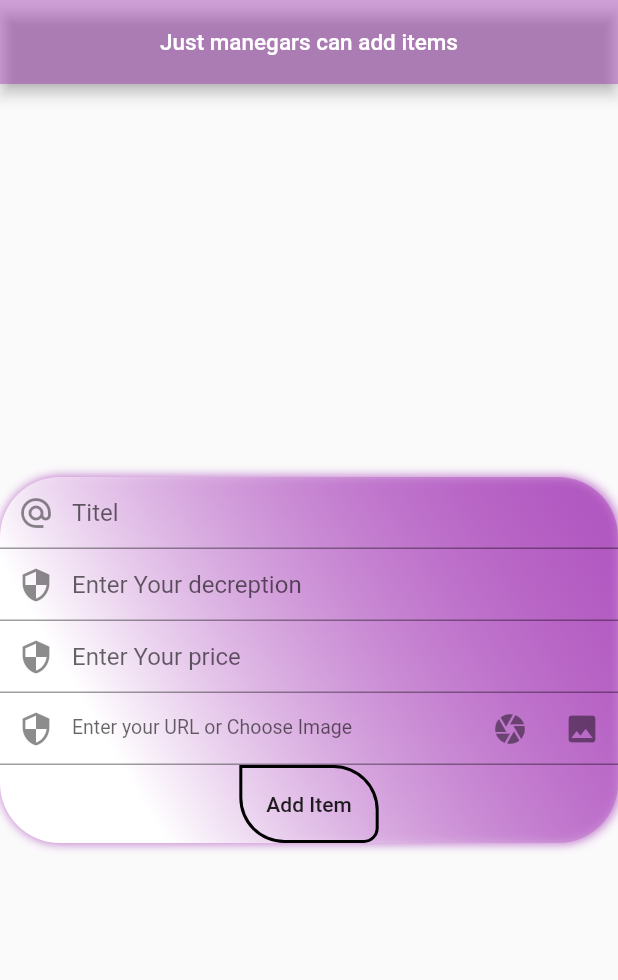
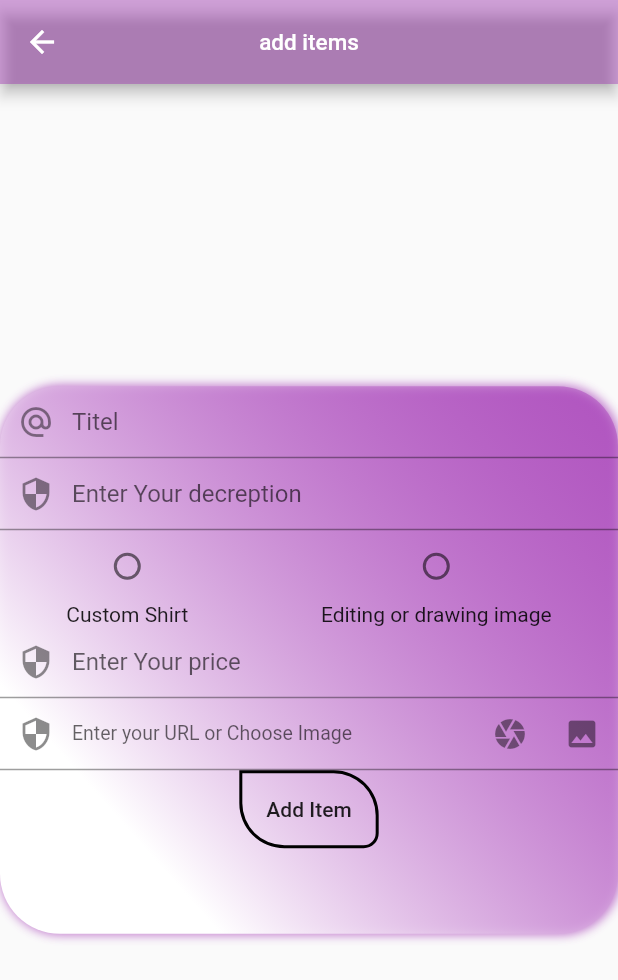
Before and after one commit to Mohamad-Hraytani/stars, a Flutter app: the ADDItem screen opened directly, on a phone screen of 412 x 824 dp. Shown: the top 980 px of the screen. Run offline on Flutter 3.47's test engine with Material 2 defaults, Android fonts, the phone set to English and light mode, and no system bars; our stand-ins replace curved_navigation_bar, firebase_core, firebase_database, firebase_storage, flutter_colorpicker, image_gallery_saver and 5 more; missing offline and left inert: flutter_stripe, page_view_indicator, painter; accounts and stored records are empty.

Commit message:
last ubdate 14//11

```diff
--- a/lib/ShopApp/Add.dart
+++ b/lib/ShopApp/Add.dart
@@ -19,13 +19,8 @@ class _ADDItemState extends State<ADDItem> {
   var t2 = TextEditingController();
   var t3 = TextEditingController();
   var t4 = TextEditingController();
-  var t5 = TextEditingController();
 
-  void initState() {
-    super.initState();
-    t5.text = 'text.t4';
-  }
-
+  int type_order = 2;
   final one = FocusNode();
   final two = FocusNode();
   final three = FocusNode();
@@ -34,6 +29,16 @@ class _ADDItemState extends State<ADDItem> {
 
   File f;
   var pic = ImagePicker();
+
+  void bankv(int value) {
+    setState(() {
+      type_order = value;
+      if (value == 0) {
+        t3.text = "\$50";
+      } else
+        t3.text = "\$ After rang";
+    });
+  }
 
   Future GetImagee(ImageSource type) async {
     final t = await pic.getImage(
@@ -49,8 +54,43 @@ class _ADDItemState extends State<ADDItem> {
     });
   }
 
+  Widget typeimage() {
+    return Row(
+      mainAxisAlignment: MainAxisAlignment.spaceAround,
+      children: [
+        Column(
+          children: [
+            Container(
+              width: 40,
+              child: Radio(
+                value: 0,
+                groupValue: type_order,
+                onChanged: bankv,
+              ),
+            ),
+            Text('Custom Shirt')
+          ],
+        ),
+        Column(
+          children: [
+            Container(
+              width: 30,
+              child: Radio(
+                value: 1,
+                groupValue: type_order,
+                onChanged: bankv,
+              ),
+            ),
+            Text('Editing or drawing image')
+          ],
+        ),
+      ],
+    );
+  }
+
   var iscomplet = false;
   var isshow = false;
+  product newitem;
   @override
   Widget build(BuildContext context) {
     var Auh = Provider.of<ProviderAuth>(context, listen: false);
@@ -59,12 +99,13 @@ class _ADDItemState extends State<ADDItem> {
           backgroundColor: Colors.purple.withOpacity(0.4),
           centerTitle: true,
           title: Text(
-            'Just manegars can add items',
+            'add items',
             style: TextStyle(fontSize: 15),
           ),
         ),
         body: Center(
           child: AnimatedContainer(
+            height: 365,
             duration: Duration(seconds: 1.5.toInt()),
             curve: Curves.linear,
             decoration: BoxDecoration(
@@ -141,8 +182,11 @@ class _ADDItemState extends State<ADDItem> {
                           onFieldSubmitted: (_) {
                             FocusScope.of(context).requestFocus(two);
                           }),
+                      typeimage(),
                       TextFormField(
                           controller: t3,
+                          enabled:
+                              type_order == 0 || type_order == 1 ? false : true,
                           keyboardType: TextInputType.text,
                           style: TextStyle(),
                           decoration: InputDecoration(
@@ -253,7 +297,7 @@ class _ADDItemState extends State<ADDItem> {
                                           iscomplet = false;
                                         }));
                             }),
-                      )
+                      ),
                     ]))),
           ),
         ));
```
Also changed, not shown: lib/ShopApp/Explanepages.dart (added, +169 -0 lines), lib/ShopApp/ProductScreen.dart (+7 -6 lines), lib/ShopApp/cusfav.dart (+6 -10 lines), lib/main.dart (+17 -1 lines), pubspec.yaml (+9 -1 lines), lib/img/0.png (added), lib/img/1.png (added), lib/img/2.png (added), lib/img/3.png (added), lib/img/4.png (added), lib/img/5.png (added), lib/img/6.png (added), lib/img/7.png (added), lib/img/8.png (added).
